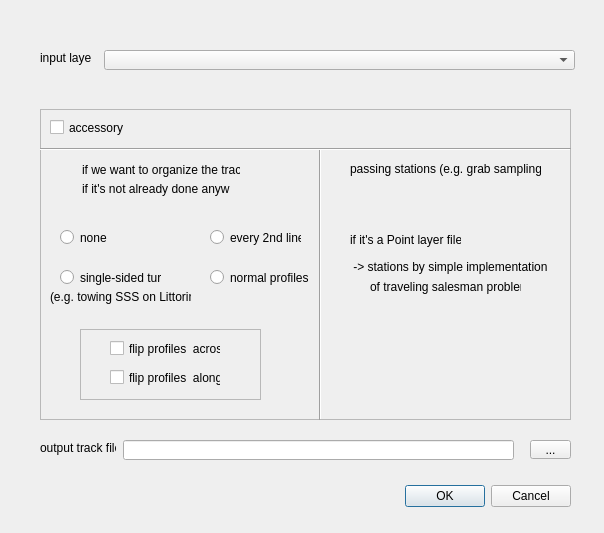
The window that cruise_track_dialog_base.ui (gim4p/cruise_track_tool) describes before a commit, drawn with Qt 5.
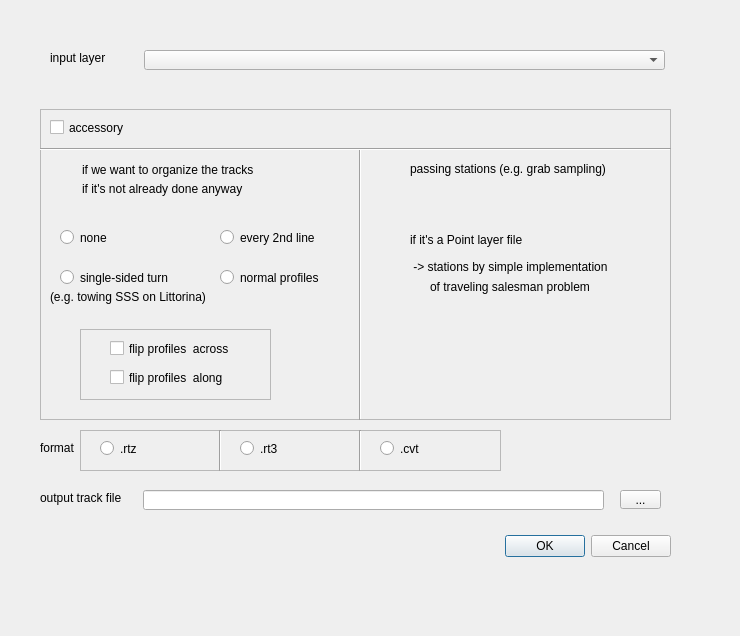
The same window after the commit.

```diff
--- a/cruise_track_dialog_base.ui
+++ b/cruise_track_dialog_base.ui
@@ -6,8 +6,8 @@
    <rect>
     <x>0</x>
     <y>0</y>
-    <width>604</width>
-    <height>533</height>
+    <width>740</width>
+    <height>636</height>
    </rect>
   </property>
   <property name="windowTitle">
@@ -16,8 +16,8 @@
   <widget class="QDialogButtonBox" name="button_box">
    <property name="geometry">
     <rect>
-     <x>400</x>
-     <y>480</y>
+     <x>500</x>
+     <y>530</y>
      <width>171</width>
      <height>32</height>
     </rect>
@@ -32,9 +32,9 @@
   <widget class="QComboBox" name="cb_inVector">
    <property name="geometry">
     <rect>
-     <x>104</x>
+     <x>144</x>
      <y>50</y>
-     <width>471</width>
+     <width>521</width>
      <height>20</height>
     </rect>
    </property>
@@ -42,9 +42,9 @@
   <widget class="QLabel" name="label">
    <property name="geometry">
     <rect>
-     <x>40</x>
+     <x>50</x>
      <y>50</y>
-     <width>51</width>
+     <width>81</width>
      <height>16</height>
     </rect>
    </property>
@@ -57,7 +57,7 @@
     <rect>
      <x>40</x>
      <y>109</y>
-     <width>531</width>
+     <width>631</width>
      <height>311</height>
     </rect>
    </property>
@@ -70,9 +70,9 @@
    <widget class="QRadioButton" name="normalProfiles">
     <property name="geometry">
      <rect>
-      <x>170</x>
+      <x>180</x>
       <y>160</y>
-      <width>101</width>
+      <width>131</width>
       <height>17</height>
      </rect>
     </property>
@@ -83,7 +83,7 @@
    <widget class="Line" name="line">
     <property name="geometry">
      <rect>
-      <x>270</x>
+      <x>310</x>
       <y>40</y>
       <width>20</width>
       <height>271</height>
@@ -96,9 +96,9 @@
    <widget class="QLabel" name="label_3">
     <property name="geometry">
      <rect>
-      <x>310</x>
+      <x>370</x>
       <y>50</y>
-      <width>191</width>
+      <width>231</width>
       <height>20</height>
      </rect>
     </property>
@@ -111,7 +111,7 @@
      <rect>
       <x>42</x>
       <y>53</y>
-      <width>158</width>
+      <width>211</width>
       <height>16</height>
      </rect>
     </property>
@@ -124,7 +124,7 @@
      <rect>
       <x>42</x>
       <y>72</y>
-      <width>148</width>
+      <width>201</width>
       <height>16</height>
      </rect>
     </property>
@@ -137,7 +137,7 @@
      <rect>
       <x>40</x>
       <y>220</y>
-      <width>181</width>
+      <width>191</width>
       <height>71</height>
      </rect>
     </property>
@@ -152,7 +152,7 @@
       <rect>
        <x>30</x>
        <y>11</y>
-       <width>111</width>
+       <width>151</width>
        <height>17</height>
       </rect>
      </property>
@@ -165,7 +165,7 @@
       <rect>
        <x>30</x>
        <y>40</y>
-       <width>111</width>
+       <width>151</width>
        <height>17</height>
       </rect>
      </property>
@@ -182,7 +182,7 @@
      <rect>
       <x>10</x>
       <y>10</y>
-      <width>81</width>
+      <width>101</width>
       <height>17</height>
      </rect>
     </property>
@@ -195,7 +195,7 @@
      <rect>
       <x>0</x>
       <y>30</y>
-      <width>531</width>
+      <width>631</width>
       <height>20</height>
      </rect>
     </property>
@@ -208,7 +208,7 @@
      <rect>
       <x>10</x>
       <y>180</y>
-      <width>141</width>
+      <width>171</width>
       <height>16</height>
      </rect>
     </property>
@@ -234,7 +234,7 @@
      <rect>
       <x>20</x>
       <y>160</y>
-      <width>101</width>
+      <width>141</width>
       <height>17</height>
      </rect>
     </property>
@@ -245,9 +245,9 @@
    <widget class="QRadioButton" name="every2nd">
     <property name="geometry">
      <rect>
-      <x>170</x>
+      <x>180</x>
       <y>120</y>
-      <width>91</width>
+      <width>131</width>
       <height>17</height>
      </rect>
     </property>
@@ -258,9 +258,9 @@
    <widget class="QLabel" name="label_8">
     <property name="geometry">
      <rect>
-      <x>310</x>
+      <x>370</x>
       <y>120</y>
-      <width>111</width>
+      <width>141</width>
       <height>21</height>
      </rect>
     </property>
@@ -271,9 +271,9 @@
    <widget class="QLabel" name="label_9">
     <property name="geometry">
      <rect>
-      <x>310</x>
+      <x>370</x>
       <y>150</y>
-      <width>201</width>
+      <width>221</width>
       <height>16</height>
      </rect>
     </property>
@@ -284,9 +284,9 @@
    <widget class="QLabel" name="label_10">
     <property name="geometry">
      <rect>
-      <x>330</x>
+      <x>390</x>
       <y>170</y>
-      <width>151</width>
+      <width>181</width>
       <height>16</height>
      </rect>
     </property>
@@ -298,8 +298,8 @@
   <widget class="QToolButton" name="tb_outTrack">
    <property name="geometry">
     <rect>
-     <x>530</x>
-     <y>440</y>
+     <x>620</x>
+     <y>490</y>
      <width>41</width>
      <height>19</height>
     </rect>
@@ -312,8 +312,8 @@
    <property name="geometry">
     <rect>
      <x>40</x>
-     <y>440</y>
-     <width>76</width>
+     <y>490</y>
+     <width>101</width>
      <height>16</height>
     </rect>
    </property>
@@ -324,13 +324,107 @@
   <widget class="QLineEdit" name="le_outTrack">
    <property name="geometry">
     <rect>
-     <x>123</x>
-     <y>440</y>
-     <width>391</width>
+     <x>143</x>
+     <y>490</y>
+     <width>461</width>
      <height>20</height>
     </rect>
    </property>
   </widget>
+  <widget class="QLabel" name="label_4">
+   <property name="geometry">
+    <rect>
+     <x>40</x>
+     <y>440</y>
+     <width>71</width>
+     <height>16</height>
+    </rect>
+   </property>
+   <property name="text">
+    <string>format</string>
+   </property>
+  </widget>
+  <widget class="QFrame" name="frame_3">
+   <property name="geometry">
+    <rect>
+     <x>80</x>
+     <y>430</y>
+     <width>421</width>
+     <height>41</height>
+    </rect>
+   </property>
+   <property name="frameShape">
+    <enum>QFrame::StyledPanel</enum>
+   </property>
+   <property name="frameShadow">
+    <enum>QFrame::Raised</enum>
+   </property>
+   <widget class="QRadioButton" name="cvt_button">
+    <property name="geometry">
+     <rect>
+      <x>300</x>
+      <y>10</y>
+      <width>82</width>
+      <height>17</height>
+     </rect>
+    </property>
+    <property name="text">
+     <string>.cvt</string>
+    </property>
+   </widget>
+   <widget class="QRadioButton" name="rtz_button">
+    <property name="geometry">
+     <rect>
+      <x>20</x>
+      <y>10</y>
+      <width>82</width>
+      <height>17</height>
+     </rect>
+    </property>
+    <property name="text">
+     <string>.rtz</string>
+    </property>
+   </widget>
+   <widget class="Line" name="line_3">
+    <property name="geometry">
+     <rect>
+      <x>130</x>
+      <y>0</y>
+      <width>20</width>
+      <height>41</height>
+     </rect>
+    </property>
+    <property name="orientation">
+     <enum>Qt::Vertical</enum>
+    </property>
+   </widget>
+   <widget class="Line" name="line_4">
+    <property name="geometry">
+     <rect>
+      <x>270</x>
+      <y>0</y>
+      <width>20</width>
+      <height>41</height>
+     </rect>
+    </property>
+    <property name="orientation">
+     <enum>Qt::Vertical</enum>
+    </property>
+   </widget>
+   <widget class="QRadioButton" name="rt3_button">
+    <property name="geometry">
+     <rect>
+      <x>160</x>
+      <y>10</y>
+      <width>82</width>
+      <height>17</height>
+     </rect>
+    </property>
+    <property name="text">
+     <string>.rt3</string>
+    </property>
+   </widget>
+  </widget>
  </widget>
  <resources/>
  <connections>
```
